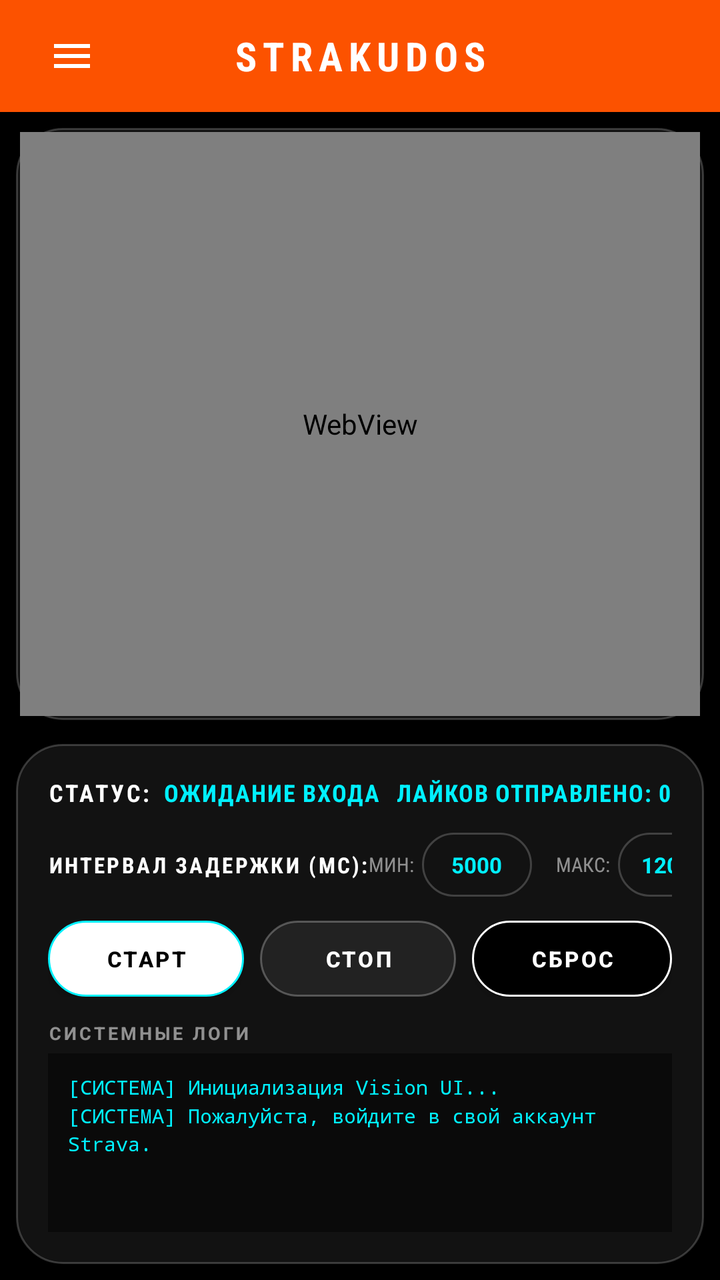
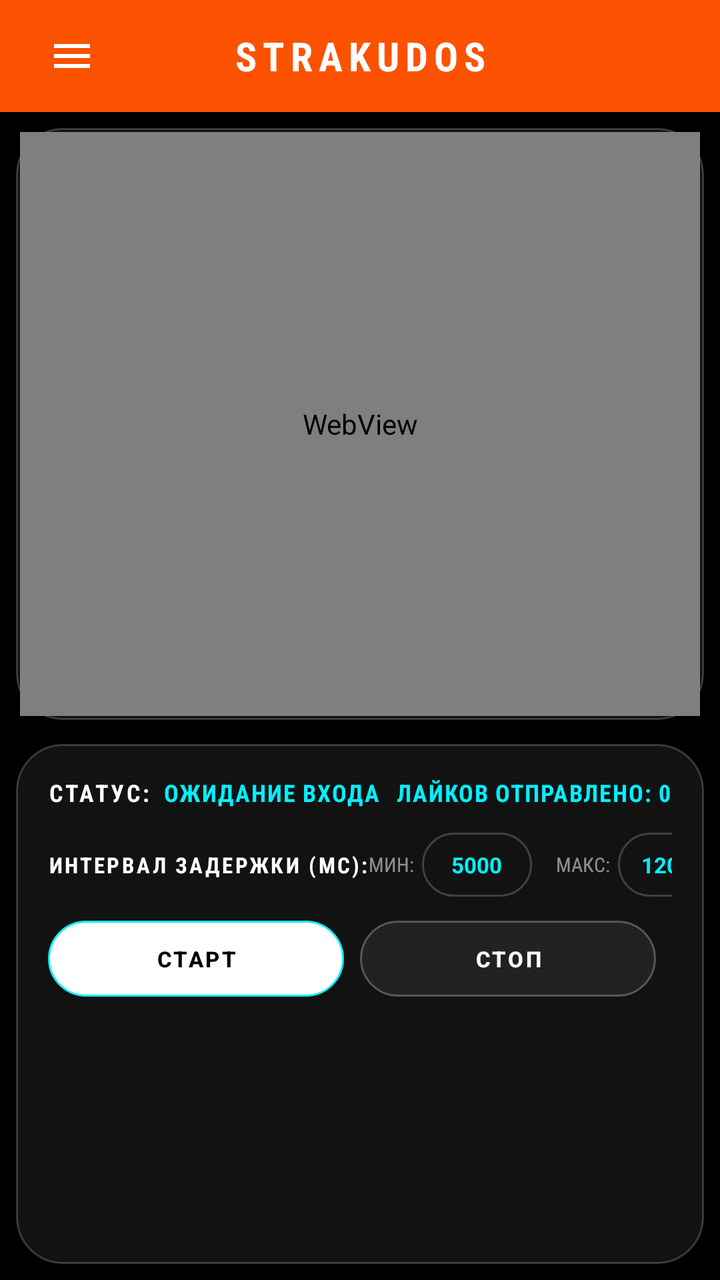

Before-and-after screenshots of an Android layout around one commit, followed by the original layout XML and the change that was made.
<!-- AndroidManifest.xml: application theme Theme.StravaKudos -->
<!-- res/layout/activity_main.xml -->
<?xml version="1.0" encoding="utf-8"?>
<androidx.drawerlayout.widget.DrawerLayout
    xmlns:android="http://schemas.android.com/apk/res/android"
    xmlns:app="http://schemas.android.com/apk/res-auto"
    android:id="@+id/drawerLayout"
    android:layout_width="match_parent"
    android:layout_height="match_parent"
    android:background="#000000">

    
    <LinearLayout
        android:layout_width="match_parent"
        android:layout_height="match_parent"
        android:orientation="vertical"
        android:background="#000000">

        
        <LinearLayout
            android:layout_width="match_parent"
            android:layout_height="56dp"
            android:orientation="horizontal"
            android:gravity="center_vertical"
            android:background="#FC5200"
            android:paddingStart="16dp"
            android:paddingEnd="16dp">

            <ImageButton
                android:id="@+id/btnMenu"
                android:layout_width="40dp"
                android:layout_height="40dp"
                android:background="?android:attr/selectableItemBackgroundBorderless"
                android:src="@drawable/ic_menu"
                android:tint="#FFFFFF"
                android:padding="8dp" />

            <TextView
                android:layout_width="0dp"
                android:layout_height="wrap_content"
                android:layout_weight="1"
                android:text="STRAKUDOS"
                android:textColor="#FFFFFF"
                android:textStyle="bold"
                android:textSize="20sp"
                android:gravity="center"
                android:fontFamily="sans-serif-condensed"
                android:letterSpacing="0.15" />

            <View
                android:layout_width="40dp"
                android:layout_height="40dp" />
        </LinearLayout>

        
        <LinearLayout
            android:layout_width="match_parent"
            android:layout_height="0dp"
            android:layout_weight="1"
            android:orientation="vertical"
            android:padding="8dp">

        
        <FrameLayout
            android:layout_width="match_parent"
            android:layout_height="0dp"
            android:layout_weight="1"
            android:background="@drawable/card_glass_bg"
            android:layout_marginBottom="12dp"
            android:padding="2dp">

            <android.webkit.WebView
                android:id="@+id/webView"
                android:layout_width="match_parent"
                android:layout_height="match_parent" />

            <View
                android:id="@+id/touchOverlay"
                android:layout_width="match_parent"
                android:layout_height="match_parent"
                android:background="#2200F0FF"
                android:visibility="gone"
                android:clickable="true"
                android:focusable="true" />
        </FrameLayout>

        
        <LinearLayout
            android:layout_width="match_parent"
            android:layout_height="260dp"
            android:background="@drawable/card_glass_bg"
            android:orientation="vertical"
            android:padding="16dp">

            
            <LinearLayout
                android:layout_width="match_parent"
                android:layout_height="wrap_content"
                android:orientation="horizontal"
                android:gravity="center_vertical"
                android:layout_marginBottom="12dp">

                <TextView
                    android:layout_width="wrap_content"
                    android:layout_height="wrap_content"
                    android:text="СТАТУС:"
                    android:textColor="#FFFFFF"
                    android:textStyle="bold"
                    android:fontFamily="sans-serif-condensed"
                    android:textSize="12sp"
                    android:letterSpacing="0.1" />

                <TextView
                    android:id="@+id/tvStatus"
                    android:layout_width="0dp"
                    android:layout_height="wrap_content"
                    android:layout_weight="1"
                    android:layout_marginStart="6dp"
                    android:text="ОЖИДАНИЕ ВХОДА"
                    android:textColor="#00F0FF"
                    android:textStyle="bold"
                    android:fontFamily="sans-serif-condensed"
                    android:textSize="12sp"
                    android:letterSpacing="0.05" />

                <TextView
                    android:id="@+id/tvStats"
                    android:layout_width="wrap_content"
                    android:layout_height="wrap_content"
                    android:text="ЛАЙКОВ ОТПРАВЛЕНО: 0"
                    android:textColor="#00F0FF"
                    android:textStyle="bold"
                    android:fontFamily="sans-serif-condensed"
                    android:textSize="12sp"
                    android:letterSpacing="0.05" />
            </LinearLayout>

            
            <LinearLayout
                android:layout_width="match_parent"
                android:layout_height="wrap_content"
                android:orientation="horizontal"
                android:gravity="center_vertical"
                android:layout_marginBottom="12dp">

                <TextView
                    android:layout_width="wrap_content"
                    android:layout_height="wrap_content"
                    android:text="ИНТЕРВАЛ ЗАДЕРЖКИ (МС):"
                    android:textColor="#FFFFFF"
                    android:textStyle="bold"
                    android:fontFamily="sans-serif-condensed"
                    android:textSize="11sp"
                    android:letterSpacing="0.1" />

                <View
                    android:layout_width="0dp"
                    android:layout_height="0dp"
                    android:layout_weight="1" />

                <TextView
                    android:layout_width="wrap_content"
                    android:layout_height="wrap_content"
                    android:text="МИН:"
                    android:textColor="#88FFFFFF"
                    android:fontFamily="sans-serif-condensed"
                    android:textSize="10sp"
                    android:layout_marginEnd="4dp" />

                <EditText
                    android:id="@+id/etMinDelay"
                    android:layout_width="55dp"
                    android:layout_height="32dp"
                    android:background="@drawable/card_glass_bg"
                    android:gravity="center"
                    android:inputType="number"
                    android:text="5000"
                    android:textColor="#00F0FF"
                    android:textStyle="bold"
                    android:textSize="11sp"
                    android:padding="2dp" />

                <TextView
                    android:layout_width="wrap_content"
                    android:layout_height="wrap_content"
                    android:text="МАКС:"
                    android:textColor="#88FFFFFF"
                    android:fontFamily="sans-serif-condensed"
                    android:textSize="10sp"
                    android:layout_marginStart="12dp"
                    android:layout_marginEnd="4dp" />

                <EditText
                    android:id="@+id/etMaxDelay"
                    android:layout_width="55dp"
                    android:layout_height="32dp"
                    android:background="@drawable/card_glass_bg"
                    android:gravity="center"
                    android:inputType="number"
                    android:text="12000"
                    android:textColor="#00F0FF"
                    android:textStyle="bold"
                    android:textSize="11sp"
                    android:padding="2dp" />
            </LinearLayout>

            
            <LinearLayout
                android:layout_width="match_parent"
                android:layout_height="wrap_content"
                android:orientation="horizontal"
                android:gravity="center"
                android:layout_marginBottom="12dp">

                <Button
                    android:id="@+id/btnStart"
                    android:layout_width="0dp"
                    android:layout_height="38dp"
                    android:layout_weight="1"
                    android:layout_marginEnd="8dp"
                    android:background="@drawable/btn_primary_bg"
                    android:text="СТАРТ"
                    android:textColor="#000000"
                    android:textStyle="bold"
                    android:textSize="11sp"
                    android:letterSpacing="0.1"
                    android:padding="0dp" />

                <Button
                    android:id="@+id/btnStop"
                    android:layout_width="0dp"
                    android:layout_height="38dp"
                    android:layout_weight="1"
                    android:layout_marginEnd="8dp"
                    android:background="@drawable/btn_secondary_bg"
                    android:enabled="false"
                    android:text="СТОП"
                    android:textColor="#FFFFFF"
                    android:textStyle="bold"
                    android:textSize="11sp"
                    android:letterSpacing="0.1"
                    android:padding="0dp" />

                <Button
                    android:id="@+id/btnClear"
                    android:layout_width="100dp"
                    android:layout_height="38dp"
                    android:background="@drawable/btn_outline_bg"
                    android:text="СБРОС"
                    android:textColor="#FFFFFF"
                    android:textStyle="bold"
                    android:textSize="11sp"
                    android:letterSpacing="0.1"
                    android:padding="0dp" />
            </LinearLayout>

            
            <TextView
                android:layout_width="match_parent"
                android:layout_height="wrap_content"
                android:text="СИСТЕМНЫЕ ЛОГИ"
                android:textColor="#88FFFFFF"
                android:textSize="9sp"
                android:textStyle="bold"
                android:letterSpacing="0.15"
                android:layout_marginBottom="4dp" />

            <ScrollView
                android:id="@+id/scrollLog"
                android:layout_width="match_parent"
                android:layout_height="match_parent"
                android:background="#0A0A0A"
                android:padding="10dp">

                <TextView
                    android:id="@+id/tvLogs"
                    android:layout_width="match_parent"
                    android:layout_height="wrap_content"
                    android:fontFamily="monospace"
                    android:textColor="#00F0FF"
                    android:textSize="10sp"
                    android:text="[СИСТЕМА] Инициализация Vision UI...\n[СИСТЕМА] Пожалуйста, войдите в свой аккаунт Strava.\n"
                    android:lineSpacingMultiplier="1.2" />
            </ScrollView>
        </LinearLayout>
        </LinearLayout>
    </LinearLayout>

    
    <com.google.android.material.navigation.NavigationView
        android:id="@+id/navigationView"
        android:layout_width="280dp"
        android:layout_height="match_parent"
        android:layout_gravity="start"
        android:background="#0A0A0A"
        app:itemTextColor="#FFFFFF"
        app:itemIconTint="#FFFFFF"
        app:itemTextAppearance="@style/NavMenuText"
        app:headerLayout="@layout/nav_header"
        app:menu="@menu/nav_menu" />

</androidx.drawerlayout.widget.DrawerLayout>
<!-- res/layout/nav_header.xml (included above) -->
<?xml version="1.0" encoding="utf-8"?>
<LinearLayout xmlns:android="http://schemas.android.com/apk/res/android"
    android:layout_width="match_parent"
    android:layout_height="wrap_content"
    android:background="#0A0A0A"
    android:orientation="vertical"
    android:padding="24dp">

    <TextView
        android:layout_width="match_parent"
        android:layout_height="wrap_content"
        android:text="STRAKUDOS"
        android:textColor="#00F0FF"
        android:textStyle="bold"
        android:textSize="24sp"
        android:fontFamily="sans-serif-condensed"
        android:letterSpacing="0.15" />

    <TextView
        android:layout_width="match_parent"
        android:layout_height="wrap_content"
        android:layout_marginTop="4dp"
        android:text="Автоматизация лайков Strava"
        android:textColor="#88FFFFFF"
        android:textSize="12sp"
        android:fontFamily="sans-serif-condensed" />

    <View
        android:layout_width="match_parent"
        android:layout_height="1dp"
        android:layout_marginTop="16dp"
        android:background="#33FFFFFF" />

</LinearLayout>
<!-- resources referenced by this layout -->
<resources>
  <!-- drawable btn_outline_bg (drawable) -->
  <?xml version="1.0" encoding="utf-8"?>
  <selector xmlns:android="http://schemas.android.com/apk/res/android">
      <item android:state_pressed="true">
          <shape android:shape="rectangle">
              <solid android:color="#22FFFFFF" />
              <corners android:radius="9999dp" />
              <stroke
                  android:width="1dp"
                  android:color="#FFFFFF" />
          </shape>
      </item>
      <item>
          <shape android:shape="rectangle">
              <solid android:color="#000000" />
              <corners android:radius="9999dp" />
              <stroke
                  android:width="1dp"
                  android:color="#FFFFFF" />
          </shape>
      </item>
  </selector>
  <!-- drawable btn_primary_bg (drawable) -->
  <?xml version="1.0" encoding="utf-8"?>
  <selector xmlns:android="http://schemas.android.com/apk/res/android">
      <item android:state_enabled="false">
          <shape android:shape="rectangle">
              <solid android:color="#444444" />
              <corners android:radius="9999dp" />
          </shape>
      </item>
      <item android:state_pressed="true">
          <shape android:shape="rectangle">
              <solid android:color="#00D0E0" /> 
              <corners android:radius="9999dp" />
          </shape>
      </item>
      <item>
          <shape android:shape="rectangle">
              <solid android:color="#FFFFFF" /> 
              <corners android:radius="9999dp" />
              <stroke
                  android:width="1dp"
                  android:color="#00F0FF" /> 
          </shape>
      </item>
  </selector>
  <!-- drawable btn_secondary_bg (drawable) -->
  <?xml version="1.0" encoding="utf-8"?>
  <selector xmlns:android="http://schemas.android.com/apk/res/android">
      <item android:state_enabled="false">
          <shape android:shape="rectangle">
              <solid android:color="#222222" />
              <corners android:radius="9999dp" />
              <stroke
                  android:width="1dp"
                  android:color="#44FFFFFF" />
          </shape>
      </item>
      <item android:state_pressed="true">
          <shape android:shape="rectangle">
              <solid android:color="#0022AA" />
              <corners android:radius="9999dp" />
          </shape>
      </item>
      <item>
          <shape android:shape="rectangle">
              <solid android:color="#0A45FF" /> 
              <corners android:radius="9999dp" />
              <stroke
                  android:width="1dp"
                  android:color="#FFFFFF" />
          </shape>
      </item>
  </selector>
  <!-- drawable card_glass_bg (drawable) -->
  <?xml version="1.0" encoding="utf-8"?>
  <shape xmlns:android="http://schemas.android.com/apk/res/android"
      android:shape="rectangle">
      <solid android:color="#121212" /> 
      <corners android:radius="23dp" />
      <stroke
          android:width="1dp"
          android:color="#33FFFFFF" /> 
  </shape>
  <!-- drawable ic_menu (drawable) -->
  <?xml version="1.0" encoding="utf-8"?>
  <vector xmlns:android="http://schemas.android.com/apk/res/android"
      android:width="24dp"
      android:height="24dp"
      android:viewportWidth="24"
      android:viewportHeight="24">
      <path
          android:fillColor="#FFFFFF"
          android:pathData="M3,18h18v-2L3,16v2zM3,13h18v-2L3,11v2zM3,6v2h18L21,6L3,6z" />
  </vector>
  <style name="NavMenuText" parent="TextAppearance.Material3.BodyLarge">
          <item name="android:textSize">16sp</item>
          <item name="android:textColor">#FFFFFF</item>
      </style>
  <style name="Theme.StravaKudos" parent="Theme.Material3.DayNight.NoActionBar">
          <item name="colorPrimary">#FC5200</item>
          <item name="colorSecondary">#E64A19</item>
          <item name="android:statusBarColor">#FC5200</item>
      </style>
</resources>

<!-- the commit's change to res/layout/activity_main.xml (unified diff, before → after) -->
@@ -239,47 +239,7 @@
                     android:letterSpacing="0.1"
                     android:padding="0dp" />
 
-                <Button
-                    android:id="@+id/btnClear"
-                    android:layout_width="100dp"
-                    android:layout_height="38dp"
-                    android:background="@drawable/btn_outline_bg"
-                    android:text="СБРОС"
-                    android:textColor="#FFFFFF"
-                    android:textStyle="bold"
-                    android:textSize="11sp"
-                    android:letterSpacing="0.1"
-                    android:padding="0dp" />
             </LinearLayout>
-
-            
-            <TextView
-                android:layout_width="match_parent"
-                android:layout_height="wrap_content"
-                android:text="СИСТЕМНЫЕ ЛОГИ"
-                android:textColor="#88FFFFFF"
-                android:textSize="9sp"
-                android:textStyle="bold"
-                android:letterSpacing="0.15"
-                android:layout_marginBottom="4dp" />
-
-            <ScrollView
-                android:id="@+id/scrollLog"
-                android:layout_width="match_parent"
-                android:layout_height="match_parent"
-                android:background="#0A0A0A"
-                android:padding="10dp">
-
-                <TextView
-                    android:id="@+id/tvLogs"
-                    android:layout_width="match_parent"
-                    android:layout_height="wrap_content"
-                    android:fontFamily="monospace"
-                    android:textColor="#00F0FF"
-                    android:textSize="10sp"
-                    android:text="[СИСТЕМА] Инициализация Vision UI...\n[СИСТЕМА] Пожалуйста, войдите в свой аккаунт Strava.\n"
-                    android:lineSpacingMultiplier="1.2" />
-            </ScrollView>
         </LinearLayout>
         </LinearLayout>
     </LinearLayout>
<!-- resource entries referenced after the edit -->
@@ -1,27 +1,5 @@
 <!-- resources referenced by this layout -->
 <resources>
-  <!-- drawable btn_outline_bg (drawable) -->
-  <?xml version="1.0" encoding="utf-8"?>
-  <selector xmlns:android="http://schemas.android.com/apk/res/android">
-      <item android:state_pressed="true">
-          <shape android:shape="rectangle">
-              <solid android:color="#22FFFFFF" />
-              <corners android:radius="9999dp" />
-              <stroke
-                  android:width="1dp"
-                  android:color="#FFFFFF" />
-          </shape>
-      </item>
-      <item>
-          <shape android:shape="rectangle">
-              <solid android:color="#000000" />
-              <corners android:radius="9999dp" />
-              <stroke
-                  android:width="1dp"
-                  android:color="#FFFFFF" />
-          </shape>
-      </item>
-  </selector>
   <!-- drawable btn_primary_bg (drawable) -->
   <?xml version="1.0" encoding="utf-8"?>
   <selector xmlns:android="http://schemas.android.com/apk/res/android">
